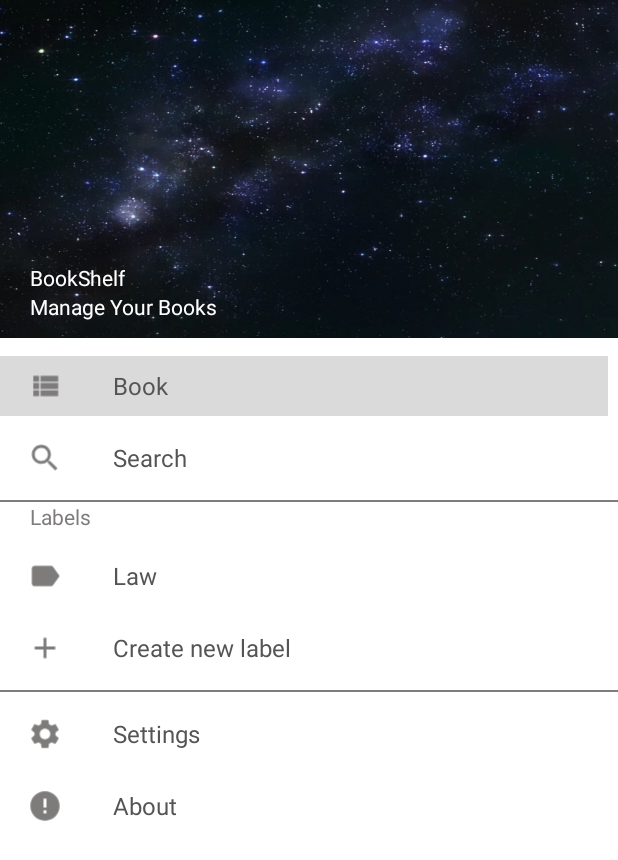
After one commit to bubble486/BookSelf, an Android app: the layout nav_header.xml on its own in the app's theme, with its tools: preview values and no code run, on a phone screen of 412 x 824 dp. The commit adds this screen. Shown: the top 860 px of the screen. Run offline under Robolectric (Android 15) with nearby library versions, the light colour scheme and no system bars.

Commit message:
实现了抽屉菜单，并完善布局

```diff
--- a/app/src/main/java/com/jnu/bookself/MainActivity.java
+++ b/app/src/main/java/com/jnu/bookself/MainActivity.java
@@ -5,6 +5,8 @@ import androidx.activity.result.contract.ActivityResultContracts;
 import androidx.annotation.NonNull;
 import androidx.appcompat.app.AlertDialog;
 import androidx.appcompat.app.AppCompatActivity;
+import androidx.core.view.GravityCompat;
+import androidx.drawerlayout.widget.DrawerLayout;
 import androidx.recyclerview.widget.LinearLayoutManager;
 import androidx.recyclerview.widget.RecyclerView;
 
@@ -80,6 +82,7 @@ public class MainActivity extends AppCompatActivity {
                 }
             });
 
+
     @Override
     protected void onCreate(Bundle savedInstanceState) {
         super.onCreate(savedInstanceState);
@@ -106,17 +109,12 @@ public class MainActivity extends AppCompatActivity {
         public void onClick(View view) {
             MenuItem item = null;
             Intent intentAdd = new Intent(MainActivity.this,EditBookActivity.class);
-//            intentAdd.putExtra("position",item.getOrder());
-            intentAdd.putExtra("title",BookItems.get(item.getOrder()).getTitle());
-            intentAdd.putExtra("author",BookItems.get(item.getOrder()).getAuthor());
-            intentAdd.putExtra("publisher",BookItems.get(item.getOrder()).getPublisher());
-            intentAdd.putExtra("pubYear",BookItems.get(item.getOrder()).getPubYear());
-            intentAdd.putExtra("pubMonth",BookItems.get(item.getOrder()).getPubMonth());
-            intentAdd.putExtra("image",BookItems.get(item.getOrder()).getResourceId());
             addDataLauncher.launch(intentAdd);
         }
         });
-
+        DrawerLayout drawerLayout = findViewById(R.id.homePage);
+        ImageView imageViewMenu = findViewById(R.id.image_menu_1);
+        imageViewMenu.setOnClickListener(view -> {drawerLayout.openDrawer(GravityCompat.START);});
     }
 
 
--- /dev/null
+++ b/app/src/main/res/drawable/ic_launcher_add_gray.xml
@@ -0,0 +1,15 @@
+<vector xmlns:android="http://schemas.android.com/apk/res/android"
+    android:width="108dp"
+    android:height="108dp"
+    android:viewportWidth="108"
+    android:viewportHeight="108"
+    android:tint="#7E7B7B">
+  <group android:scaleX="2.6361"
+      android:scaleY="2.6361"
+      android:translateX="22.3668"
+      android:translateY="22.3668">
+    <path
+        android:fillColor="@android:color/white"
+        android:pathData="M19,13h-6v6h-2v-6H5v-2h6V5h2v6h6v2z"/>
+  </group>
+</vector>
--- /dev/null
+++ b/app/src/main/res/drawable/ic_launcher_error.xml
@@ -0,0 +1,15 @@
+<vector xmlns:android="http://schemas.android.com/apk/res/android"
+    android:width="108dp"
+    android:height="108dp"
+    android:viewportWidth="108"
+    android:viewportHeight="108"
+    android:tint="#7E7B7B">
+  <group android:scaleX="2.6361"
+      android:scaleY="2.6361"
+      android:translateX="22.3668"
+      android:translateY="22.3668">
+    <path
+        android:fillColor="@android:color/white"
+        android:pathData="M12,2C6.48,2 2,6.48 2,12s4.48,10 10,10 10,-4.48 10,-10S17.52,2 12,2zM13,17h-2v-2h2v2zM13,13h-2L11,7h2v6z"/>
+  </group>
+</vector>
--- /dev/null
+++ b/app/src/main/res/drawable/ic_launcher_search_gray.xml
@@ -0,0 +1,15 @@
+<vector xmlns:android="http://schemas.android.com/apk/res/android"
+    android:width="108dp"
+    android:height="108dp"
+    android:viewportWidth="108"
+    android:viewportHeight="108"
+    android:tint="#7E7B7B">
+  <group android:scaleX="2.6361"
+      android:scaleY="2.6361"
+      android:translateX="22.3668"
+      android:translateY="22.3668">
+    <path
+        android:fillColor="@android:color/white"
+        android:pathData="M15.5,14h-0.79l-0.28,-0.27C15.41,12.59 16,11.11 16,9.5 16,5.91 13.09,3 9.5,3S3,5.91 3,9.5 5.91,16 9.5,16c1.61,0 3.09,-0.59 4.23,-1.57l0.27,0.28v0.79l5,4.99L20.49,19l-4.99,-5zM9.5,14C7.01,14 5,11.99 5,9.5S7.01,5 9.5,5 14,7.01 14,9.5 11.99,14 9.5,14z"/>
+  </group>
+</vector>
--- /dev/null
+++ b/app/src/main/res/drawable/ic_launcher_settings.xml
@@ -0,0 +1,15 @@
+<vector xmlns:android="http://schemas.android.com/apk/res/android"
+    android:width="108dp"
+    android:height="108dp"
+    android:viewportWidth="108"
+    android:viewportHeight="108"
+    android:tint="#7E7B7B">
+  <group android:scaleX="2.6361"
+      android:scaleY="2.6361"
+      android:translateX="22.3668"
+      android:translateY="22.3668">
+    <path
+        android:fillColor="@android:color/white"
+        android:pathData="M19.14,12.94c0.04,-0.3 0.06,-0.61 0.06,-0.94c0,-0.32 -0.02,-0.64 -0.07,-0.94l2.03,-1.58c0.18,-0.14 0.23,-0.41 0.12,-0.61l-1.92,-3.32c-0.12,-0.22 -0.37,-0.29 -0.59,-0.22l-2.39,0.96c-0.5,-0.38 -1.03,-0.7 -1.62,-0.94L14.4,2.81c-0.04,-0.24 -0.24,-0.41 -0.48,-0.41h-3.84c-0.24,0 -0.43,0.17 -0.47,0.41L9.25,5.35C8.66,5.59 8.12,5.92 7.63,6.29L5.24,5.33c-0.22,-0.08 -0.47,0 -0.59,0.22L2.74,8.87C2.62,9.08 2.66,9.34 2.86,9.48l2.03,1.58C4.84,11.36 4.8,11.69 4.8,12s0.02,0.64 0.07,0.94l-2.03,1.58c-0.18,0.14 -0.23,0.41 -0.12,0.61l1.92,3.32c0.12,0.22 0.37,0.29 0.59,0.22l2.39,-0.96c0.5,0.38 1.03,0.7 1.62,0.94l0.36,2.54c0.05,0.24 0.24,0.41 0.48,0.41h3.84c0.24,0 0.44,-0.17 0.47,-0.41l0.36,-2.54c0.59,-0.24 1.13,-0.56 1.62,-0.94l2.39,0.96c0.22,0.08 0.47,0 0.59,-0.22l1.92,-3.32c0.12,-0.22 0.07,-0.47 -0.12,-0.61L19.14,12.94zM12,15.6c-1.98,0 -3.6,-1.62 -3.6,-3.6s1.62,-3.6 3.6,-3.6s3.6,1.62 3.6,3.6S13.98,15.6 12,15.6z"/>
+  </group>
+</vector>
--- a/app/src/main/res/layout/activity_edit_book.xml
+++ b/app/src/main/res/layout/activity_edit_book.xml
@@ -230,7 +230,7 @@
                 android:layout_weight="1"
                 android:ems="10"
                 android:inputType="textPersonName"
-                android:text="Name"
+                android:text="Reading"
                 android:textColor="#7E7B7B"
                 android:textSize="16sp" />
 
@@ -263,7 +263,7 @@
                 android:layout_weight="1"
                 android:ems="10"
                 android:inputType="textPersonName"
-                android:text="Name"
+                android:text="Default BookShelf"
                 android:textColor="#7E7B7B"
                 android:textSize="16sp" />
 
@@ -297,8 +297,9 @@
                 android:layout_weight="1"
                 android:ems="10"
                 android:inputType="textPersonName"
-                android:text="Name"
-                android:textColor="#7E7B7B" />
+                android:text="Notes"
+                android:textColor="#7E7B7B"
+                android:textSize="16sp" />
 
         </LinearLayout>
         <TextView
@@ -324,8 +325,9 @@
                 android:layout_weight="1"
                 android:ems="10"
                 android:inputType="textPersonName"
-                android:text="Name"
-                android:textColor="#7E7B7B" />
+                android:text="Law"
+                android:textColor="#7E7B7B"
+                android:textSize="16sp" />
 
         </LinearLayout>
         <TextView
@@ -352,8 +354,9 @@
                 android:layout_weight="1"
                 android:ems="10"
                 android:inputType="textPersonName"
-                android:text="Name"
-                android:textColor="#7E7B7B" />
+                android:text="www.baidu.com"
+                android:textColor="#7E7B7B"
+                android:textSize="16sp" />
 
         </LinearLayout>
 
--- a/app/src/main/res/layout/activity_main.xml
+++ b/app/src/main/res/layout/activity_main.xml
@@ -1,7 +1,13 @@
 <?xml version="1.0" encoding="utf-8"?>
-<androidx.constraintlayout.widget.ConstraintLayout xmlns:android="http://schemas.android.com/apk/res/android"
-    xmlns:app="http://schemas.android.com/apk/res-auto"
-    xmlns:tools="http://schemas.android.com/tools"
+<androidx.drawerlayout.widget.DrawerLayout xmlns:tools="http://schemas.android.com/tools"
+    android:id="@+id/homePage"
+    android:layout_width="match_parent"
+    android:layout_height="match_parent"
+    android:fitsSystemWindows="true"
+    xmlns:android="http://schemas.android.com/apk/res/android"
+    xmlns:app="http://schemas.android.com/apk/res-auto">
+
+    <androidx.constraintlayout.widget.ConstraintLayout
         android:layout_width="match_parent"
         android:layout_height="match_parent"
         tools:context=".MainActivity">
@@ -15,7 +21,7 @@
                 android:id="@+id/toolbar"
                 android:layout_width="match_parent"
                 android:layout_height="wrap_content"
-            android:background="@color/purple_500">
+                android:background="#423B8F">
 
                 <ImageView
                     android:id="@+id/image_menu_1"
@@ -76,7 +82,7 @@
             android:layout_width="60dp"
             android:layout_height="67dp"
             android:layout_gravity="bottom|end"
-        android:layout_marginEnd="36dp"
+            android:layout_marginEnd="8dp"
             android:layout_marginBottom="40dp"
             android:backgroundTint="#3F51B5"
             android:src="@drawable/ic_launcher_add"
@@ -86,3 +92,17 @@
             app:pressedTranslationZ="12dp" />
 
     </androidx.constraintlayout.widget.ConstraintLayout>
+
+    <com.google.android.material.navigation.NavigationView
+        android:id="@+id/navigation"
+        android:layout_width="320dp"
+        android:layout_height="match_parent"
+        android:layout_gravity="start"
+            app:headerLayout="@layout/nav_header">
+<!--        app:menu="@menu/moudule_menu_drawerlayout"-->
+
+    </com.google.android.material.navigation.NavigationView>
+
+
+
+</androidx.drawerlayout.widget.DrawerLayout>
--- /dev/null
+++ b/app/src/main/res/layout/nav_header.xml
@@ -0,0 +1,326 @@
+<?xml version="1.0" encoding="utf-8"?>
+<androidx.constraintlayout.widget.ConstraintLayout xmlns:android="http://schemas.android.com/apk/res/android"
+    xmlns:app="http://schemas.android.com/apk/res-auto"
+    xmlns:tools="http://schemas.android.com/tools"
+    android:layout_width="match_parent"
+    android:layout_height="match_parent">
+
+
+    <LinearLayout
+        android:layout_width="match_parent"
+        android:layout_height="match_parent"
+        android:orientation="vertical">
+
+        <LinearLayout
+            android:id="@+id/linearLayout2"
+            android:layout_width="match_parent"
+            android:layout_height="225dp"
+            android:background="@drawable/background1"
+            android:orientation="vertical"
+            app:layout_constraintBottom_toBottomOf="parent"
+            app:layout_constraintTop_toTopOf="parent"
+            app:layout_constraintVertical_bias="0.0"
+            tools:layout_editor_absoluteX="-16dp">
+
+            <TextView
+                android:layout_width="match_parent"
+                android:layout_height="175dp" />
+
+            <LinearLayout
+                android:layout_width="wrap_content"
+                android:layout_height="wrap_content"
+                android:orientation="horizontal">
+
+                <TextView
+                    android:layout_width="20dp"
+                    android:layout_height="match_parent" />
+
+                <TextView
+                    android:layout_width="wrap_content"
+                    android:layout_height="wrap_content"
+                    android:text="BookShelf"
+                    android:textColor="@color/white" />
+            </LinearLayout>
+
+            <LinearLayout
+                android:layout_width="wrap_content"
+                android:layout_height="wrap_content"
+                android:orientation="horizontal">
+
+                <TextView
+                    android:layout_width="20dp"
+                    android:layout_height="match_parent" />
+
+                <TextView
+                    android:layout_width="wrap_content"
+                    android:layout_height="wrap_content"
+                    android:text="Manage Your Books"
+                    android:textColor="@color/white" />
+            </LinearLayout>
+        </LinearLayout>
+
+        <LinearLayout
+            android:layout_width="match_parent"
+            android:layout_height="400dp"
+            android:orientation="vertical"
+            app:layout_constraintBottom_toBottomOf="parent"
+            app:layout_constraintEnd_toStartOf="parent"
+            app:layout_constraintStart_toEndOf="parent"
+            app:layout_constraintTop_toTopOf="@+id/linearLayout2"
+            app:layout_constraintVertical_bias="0.938">
+
+
+            <TextView
+                android:layout_width="match_parent"
+                android:layout_height="12dp" />
+            <LinearLayout
+                android:layout_width="wrap_content"
+                android:layout_height="wrap_content"
+                android:background="#DADADA"
+                android:orientation="horizontal">
+
+                <TextView
+                    android:layout_width="10dp"
+                    android:layout_height="wrap_content" />
+
+                <ImageView
+                    android:layout_width="40dp"
+                    android:layout_height="40dp"
+                    android:layout_gravity="center_vertical"
+                    android:src="@drawable/ic_launcher_list" />
+
+                <TextView
+                    android:layout_width="25dp"
+                    android:layout_height="wrap_content" />
+
+                <TextView
+                    android:id="@+id/book"
+                    android:layout_width="330dp"
+                    android:layout_height="wrap_content"
+                    android:layout_gravity="center_vertical"
+                    android:layout_weight="1"
+                    android:ems="10"
+                    android:gravity="center_vertical"
+                    android:inputType="textPersonName"
+                    android:text="Book"
+                    android:textColor="#555454"
+                    android:textSize="16sp" />
+            </LinearLayout>
+
+            <TextView
+                android:layout_width="match_parent"
+                android:layout_height="8dp" />
+            <LinearLayout
+                android:layout_width="wrap_content"
+                android:layout_height="wrap_content"
+                android:orientation="horizontal">
+
+                <TextView
+                    android:layout_width="10dp"
+                    android:layout_height="wrap_content" />
+
+                <ImageView
+                    android:layout_width="40dp"
+                    android:layout_height="40dp"
+                    android:layout_gravity="center_vertical"
+                    android:src="@drawable/ic_launcher_search_gray" />
+
+                <TextView
+                    android:layout_width="25dp"
+                    android:layout_height="wrap_content" />
+
+                <TextView
+                    android:id="@+id/search"
+                    android:layout_width="330dp"
+                    android:layout_height="wrap_content"
+                    android:layout_gravity="center_vertical"
+                    android:layout_weight="1"
+                    android:ems="10"
+                    android:gravity="center_vertical"
+                    android:inputType="textPersonName"
+                    android:text="Search"
+                    android:textColor="#555454"
+                    android:textSize="16sp" />
+            </LinearLayout>
+            <TextView
+                android:layout_width="match_parent"
+                android:layout_height="8dp" />
+            <LinearLayout
+                android:layout_width="match_parent"
+                android:layout_height="1dp"
+                android:background="#7E7B7B"/>
+
+            <LinearLayout
+                android:layout_width="wrap_content"
+                android:layout_height="wrap_content">
+
+                <TextView
+                    android:layout_width="20dp"
+                    android:layout_height="match_parent" />
+
+                <TextView
+                    android:layout_width="wrap_content"
+                    android:layout_height="wrap_content"
+                    android:text="Labels"
+                    android:textColor="#7E7B7B" />
+            </LinearLayout>
+            <TextView
+                android:layout_width="match_parent"
+                android:layout_height="10dp" />
+
+            <LinearLayout
+                android:layout_width="wrap_content"
+                android:layout_height="wrap_content"
+                android:orientation="horizontal">
+
+                <TextView
+                    android:layout_width="10dp"
+                    android:layout_height="wrap_content" />
+
+                <ImageView
+                    android:layout_width="40dp"
+                    android:layout_height="40dp"
+                    android:layout_gravity="center_vertical"
+                    android:src="@drawable/ic_launcher_label" />
+
+                <TextView
+                    android:layout_width="25dp"
+                    android:layout_height="wrap_content" />
+
+                <TextView
+                    android:id="@+id/Law"
+                    android:layout_width="330dp"
+                    android:layout_height="wrap_content"
+                    android:layout_gravity="center_vertical"
+                    android:layout_weight="1"
+                    android:ems="10"
+                    android:gravity="center_vertical"
+                    android:inputType="textPersonName"
+                    android:text="Law"
+                    android:textColor="#555454"
+                    android:textSize="16sp" />
+            </LinearLayout>
+
+            <TextView
+                android:layout_width="match_parent"
+                android:layout_height="8dp" />
+            <LinearLayout
+                android:layout_width="wrap_content"
+                android:layout_height="wrap_content"
+                android:orientation="horizontal">
+
+                <TextView
+                    android:layout_width="10dp"
+                    android:layout_height="wrap_content" />
+
+                <ImageView
+                    android:layout_width="40dp"
+                    android:layout_height="40dp"
+                    android:layout_gravity="center_vertical"
+                    android:src="@drawable/ic_launcher_add_gray" />
+
+                <TextView
+                    android:layout_width="25dp"
+                    android:layout_height="wrap_content" />
+
+                <TextView
+                    android:id="@+id/add"
+                    android:layout_width="330dp"
+                    android:layout_height="wrap_content"
+                    android:layout_gravity="center_vertical"
+                    android:layout_weight="1"
+                    android:ems="10"
+                    android:gravity="center_vertical"
+                    android:inputType="textPersonName"
+                    android:text="Create new label"
+                    android:textColor="#555454"
+                    android:textSize="16sp" />
+            </LinearLayout>
+            <TextView
+                android:layout_width="match_parent"
+                android:layout_height="8dp" />
+
+            <LinearLayout
+                android:layout_width="match_parent"
+                android:layout_height="1dp"
+                android:background="#7E7B7B"/>
+
+            <TextView
+                android:layout_width="match_parent"
+                android:layout_height="8dp" />
+            <LinearLayout
+                android:layout_width="wrap_content"
+                android:layout_height="wrap_content"
+                android:orientation="horizontal">
+
+                <TextView
+                    android:layout_width="10dp"
+                    android:layout_height="wrap_content" />
+
+                <ImageView
+                    android:layout_width="40dp"
+                    android:layout_height="40dp"
+                    android:layout_gravity="center_vertical"
+                    android:src="@drawable/ic_launcher_settings" />
+
+                <TextView
+                    android:layout_width="25dp"
+                    android:layout_height="wrap_content" />
+
+                <TextView
+                    android:id="@+id/setting"
+                    android:layout_width="330dp"
+                    android:layout_height="wrap_content"
+                    android:layout_gravity="center_vertical"
+                    android:layout_weight="1"
+                    android:ems="10"
+                    android:gravity="center_vertical"
+                    android:inputType="textPersonName"
+                    android:text="Settings"
+                    android:textColor="#555454"
+                    android:textSize="16sp" />
+            </LinearLayout>
+
+            <TextView
+                android:layout_width="match_parent"
+                android:layout_height="8dp" />
+            <LinearLayout
+                android:layout_width="wrap_content"
+                android:layout_height="wrap_content"
+                android:orientation="horizontal">
+
+                <TextView
+                    android:layout_width="10dp"
+                    android:layout_height="wrap_content" />
+
+                <ImageView
+                    android:layout_width="40dp"
+                    android:layout_height="40dp"
+                    android:layout_gravity="center_vertical"
+                    android:src="@drawable/ic_launcher_error" />
+
+                <TextView
+                    android:layout_width="25dp"
+                    android:layout_height="wrap_content" />
+
+                <TextView
+                    android:id="@+id/about"
+                    android:layout_width="330dp"
+                    android:layout_height="wrap_content"
+                    android:layout_gravity="center_vertical"
+                    android:layout_weight="1"
+                    android:ems="10"
+                    android:gravity="center_vertical"
+                    android:inputType="textPersonName"
+                    android:text="About"
+                    android:textColor="#555454"
+                    android:textSize="16sp" />
+            </LinearLayout>
+
+        </LinearLayout>
+
+
+    </LinearLayout>
+
+
+</androidx.constraintlayout.widget.ConstraintLayout>
--- a/app/src/main/res/mipmap-anydpi-v26/ic_launcher.xml
+++ b/app/src/main/res/mipmap-anydpi-v26/ic_launcher.xml
@@ -1,5 +1,5 @@
 <?xml version="1.0" encoding="utf-8"?>
 <adaptive-icon xmlns:android="http://schemas.android.com/apk/res/android">
     <background android:drawable="@drawable/ic_launcher_background"/>
-    <foreground android:drawable="@drawable/ic_launcher_foreground"/>
+    <foreground android:drawable="@drawable/ic_launcher_error"/>
 </adaptive-icon>
--- a/app/src/main/res/mipmap-anydpi-v26/ic_launcher_round.xml
+++ b/app/src/main/res/mipmap-anydpi-v26/ic_launcher_round.xml
@@ -1,5 +1,5 @@
 <?xml version="1.0" encoding="utf-8"?>
 <adaptive-icon xmlns:android="http://schemas.android.com/apk/res/android">
     <background android:drawable="@drawable/ic_launcher_background"/>
-    <foreground android:drawable="@drawable/ic_launcher_foreground"/>
+    <foreground android:drawable="@drawable/ic_launcher_error"/>
 </adaptive-icon>
```
Also changed, not shown: app/src/main/ic_launcher-playstore.png, app/src/main/res/drawable/background1.jpg (added). Lines whose indentation alone changed are shown as unchanged.
